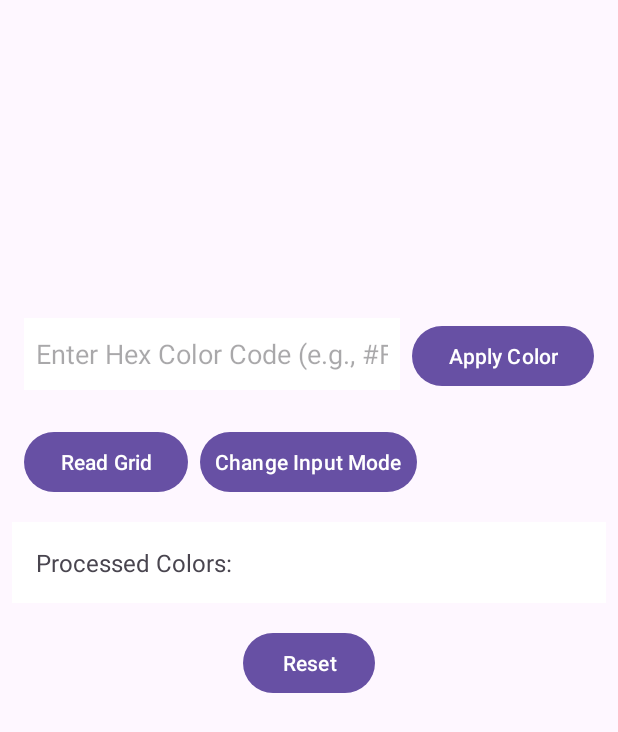
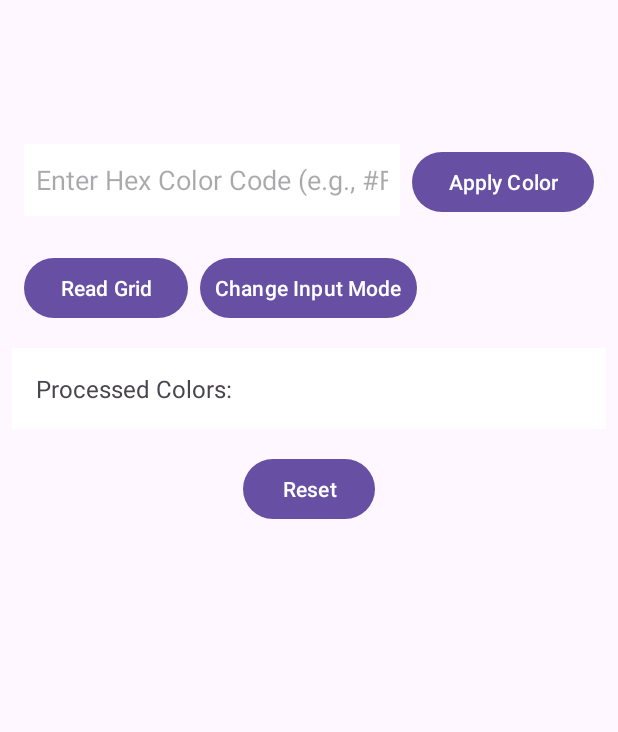
Before and after one commit to Nathasan1410/lentera, an Android app: the layout fragment_create.xml on its own in the app's theme, with its tools: preview values and no code run, on a phone screen of 412 x 824 dp. Shown: the top 732 px of the screen. Run offline under Robolectric (Android 15) with nearby library versions, the phone set to English and light mode, and no system bars.

Commit message:
Update create_fragment
Tambahan margin agar ui tidak tenggelam oleh toolbar

```diff
--- a/app/src/main/res/layout/fragment_create.xml
+++ b/app/src/main/res/layout/fragment_create.xml
@@ -4,7 +4,8 @@
     xmlns:tools="http://schemas.android.com/tools"
     android:layout_width="match_parent"
     android:layout_height="match_parent"
-    android:paddingTop="180dp"
+    android:paddingTop="?attr/actionBarSize"
+    android:paddingBottom="?attr/actionBarSize"
     tools:context=".homepage.CreateFragment">
 
     <LinearLayout
```
